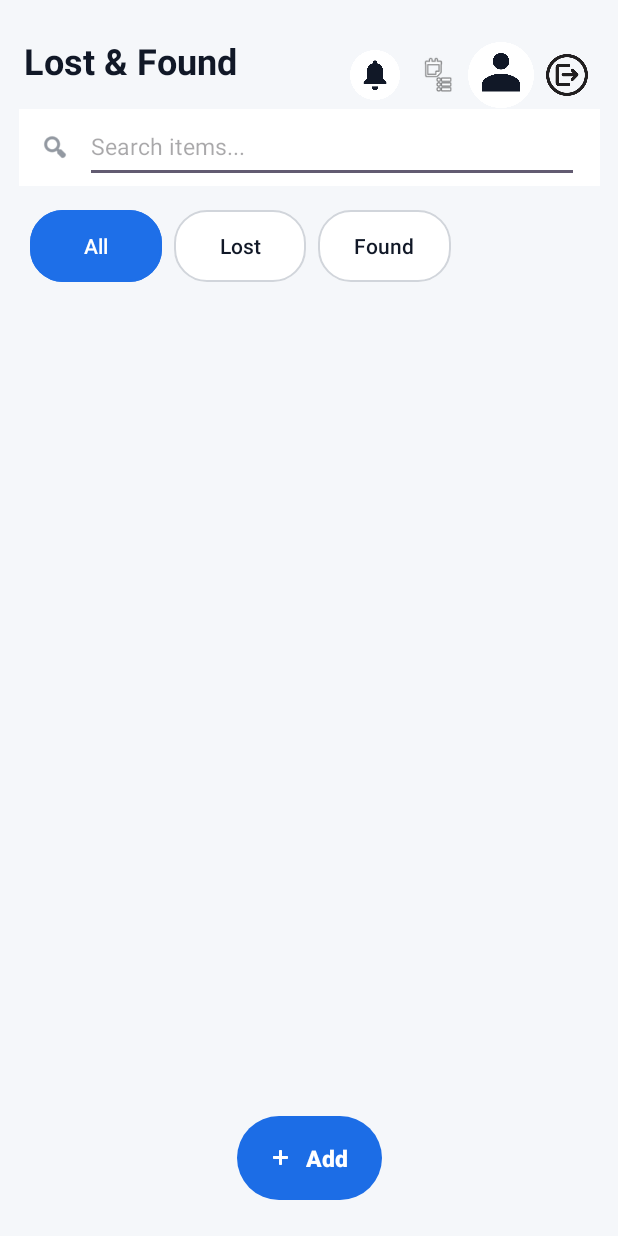
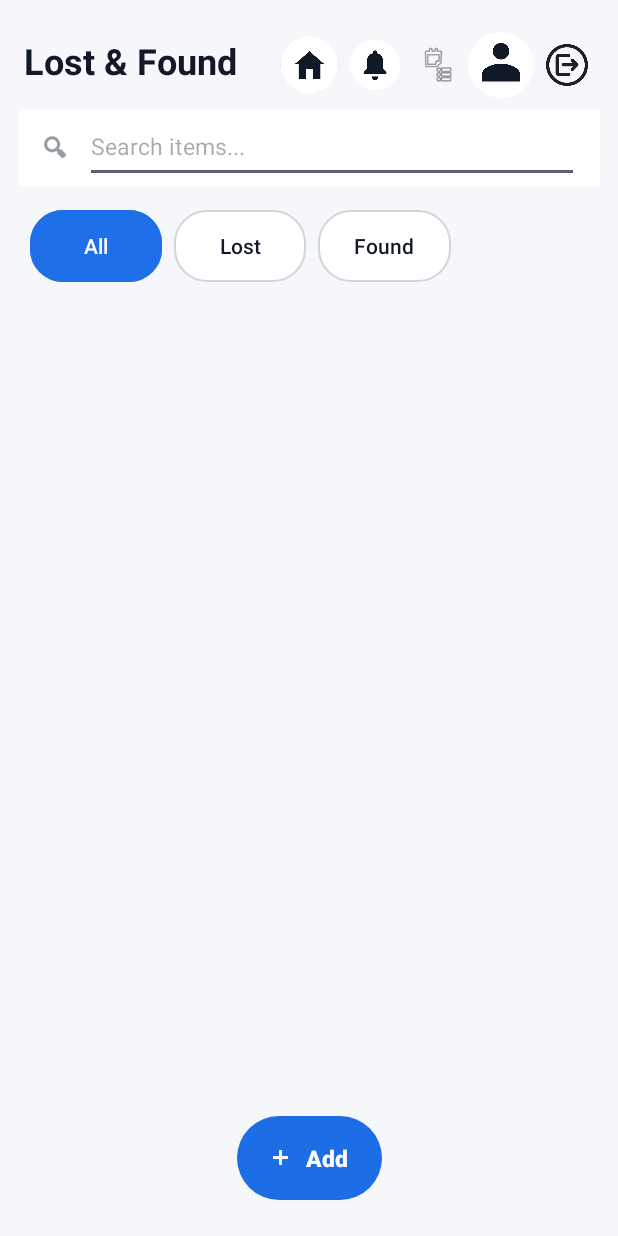
Before and after one commit to SOHA44/Mobile-Computing-project, an Android app: the HomeActivity screen opened directly, with no data from a screen before it, on a phone screen of 412 x 824 dp. Run offline under Robolectric (Android 15) with nearby library versions, the phone set to English and light mode, and no system bars; our stand-ins replace Room's generated code.

Commit message:
Add home button and hide or show filter buttons depending on the current filter

```diff
--- a/app/src/main/res/layout/activity_home.xml
+++ b/app/src/main/res/layout/activity_home.xml
@@ -18,17 +18,30 @@
         android:textColor="#111827"
         android:textSize="24sp"
         android:textStyle="bold"
-        app:layout_constraintEnd_toStartOf="@+id/notification"
+        app:layout_constraintEnd_toStartOf="@+id/home"
         app:layout_constraintHorizontal_bias="0.0"
         app:layout_constraintStart_toStartOf="parent"
         app:layout_constraintTop_toTopOf="parent" />
 
 
+    <ImageView
+        android:id="@+id/home"
+        android:layout_width="43dp"
+        android:layout_height="44dp"
+        android:layout_marginTop="1dp"
+        android:contentDescription="Home"
+
+        android:src="@drawable/home1"
+        app:layout_constraintBottom_toTopOf="@+id/linearLayout"
+        app:layout_constraintEnd_toStartOf="@+id/notificationContainer"
+        app:layout_constraintTop_toTopOf="parent"
+        app:layout_constraintVertical_bias="0.74" />
+
     <FrameLayout
         android:id="@+id/notificationContainer"
         android:layout_width="44dp"
         android:layout_height="44dp"
-        android:layout_marginTop="28dp"
+        android:layout_marginTop="21dp"
         app:layout_constraintEnd_toStartOf="@+id/receivedClaims"
         app:layout_constraintTop_toTopOf="parent">
 
@@ -60,7 +73,7 @@
         android:id="@+id/receivedClaims"
         android:layout_width="40dp"
         android:layout_height="44dp"
-        android:layout_marginTop="28dp"
+        android:layout_marginTop="21dp"
         android:padding="7dp"
         android:contentDescription="Received Claims"
         app:layout_constraintEnd_toStartOf="@+id/profile"
@@ -71,7 +84,7 @@
         android:id="@+id/profile"
         android:layout_width="44dp"
         android:layout_height="44dp"
-        android:layout_marginTop="28dp"
+        android:layout_marginTop="21dp"
         android:layout_marginEnd="56dp"
         app:layout_constraintEnd_toEndOf="parent"
         app:layout_constraintTop_toTopOf="parent"
@@ -81,7 +94,7 @@
         android:id="@+id/logout"
         android:layout_width="44dp"
         android:layout_height="44dp"
-        android:layout_marginTop="28dp"
+        android:layout_marginTop="21dp"
         android:layout_marginEnd="12dp"
         app:layout_constraintEnd_toEndOf="parent"
         app:layout_constraintTop_toTopOf="parent"
```
Also changed, not shown: app/src/main/java/com/example/myapplication/HomeActivity.kt (+24 -4 lines), app/src/main/res/drawable/_64cc1b14_7e77_40fa_b097_66c4e7091fd8.png (added), app/src/main/res/drawable/home.png (added), app/src/main/res/drawable/home1.png (added).
